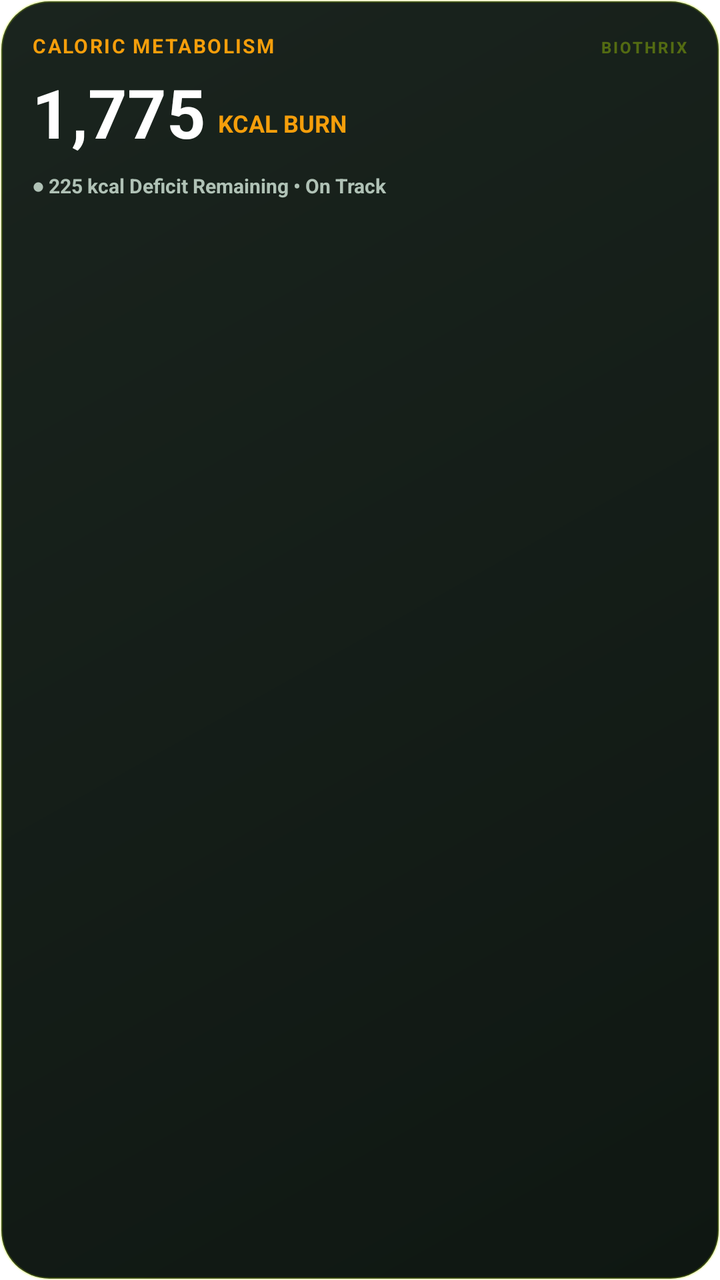
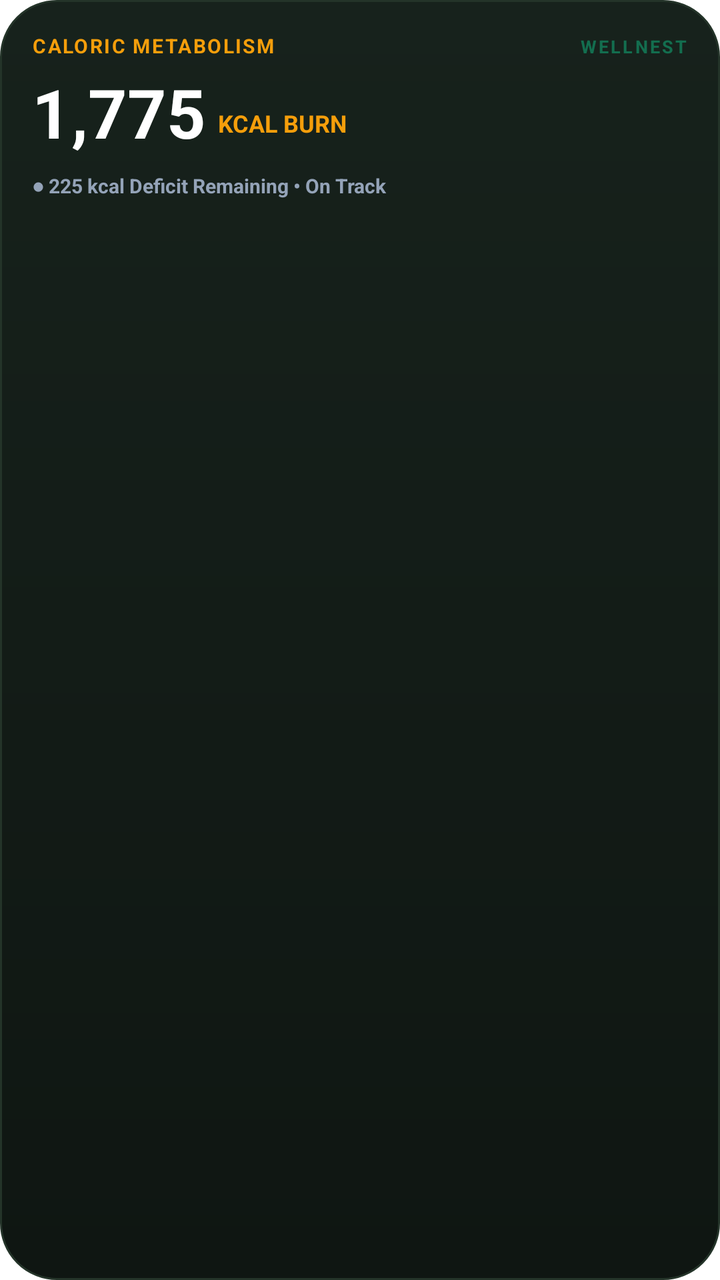

Screens rendered from an Android XML layout before and after an edit, with the pre-edit source and the edit as a unified diff.
<!-- AndroidManifest.xml: fallback theme Theme.MaterialComponents.DayNight.NoActionBar -->
<!-- res/layout/widget_calories.xml -->
<?xml version="1.0" encoding="utf-8"?>
<LinearLayout xmlns:android="http://schemas.android.com/apk/res/android"
    android:id="@+id/widget_calories_root"
    android:layout_width="match_parent"
    android:layout_height="match_parent"
    android:background="@drawable/widget_background"
    android:orientation="vertical"
    android:padding="16dp">

    
    <LinearLayout
        android:layout_width="match_parent"
        android:layout_height="wrap_content"
        android:orientation="horizontal">
        <TextView
            android:id="@+id/widget_calories_title"
            android:layout_width="0dp"
            android:layout_height="wrap_content"
            android:layout_weight="1"
            android:text="CALORIC METABOLISM"
            android:textColor="#F59E0B"
            android:textSize="10sp"
            android:textStyle="bold"
            android:letterSpacing="0.08" />
        <TextView
            android:layout_width="wrap_content"
            android:layout_height="wrap_content"
            android:text="BIOTHRIX"
            android:textColor="#55CCFF00"
            android:textSize="8sp"
            android:textStyle="bold"
            android:letterSpacing="0.12" />
    </LinearLayout>

    
    <LinearLayout
        android:layout_width="wrap_content"
        android:layout_height="wrap_content"
        android:layout_marginTop="8dp"
        android:orientation="horizontal">
        <TextView
            android:id="@+id/widget_calories_value"
            android:layout_width="wrap_content"
            android:layout_height="wrap_content"
            android:text="1,775"
            android:textColor="#FFFFFF"
            android:textSize="34sp"
            android:textStyle="bold"
            android:includeFontPadding="false" />
        <TextView
            android:layout_width="wrap_content"
            android:layout_height="wrap_content"
            android:layout_gravity="bottom"
            android:layout_marginStart="6dp"
            android:layout_marginBottom="4dp"
            android:text="KCAL BURN"
            android:textColor="#F59E0B"
            android:textSize="12sp"
            android:textStyle="bold" />
    </LinearLayout>

    
    <TextView
        android:id="@+id/widget_calories_subtitle"
        android:layout_width="wrap_content"
        android:layout_height="wrap_content"
        android:layout_marginTop="8dp"
        android:text="● 225 kcal Deficit Remaining • On Track"
        android:textColor="#B0C2B6"
        android:textSize="10sp"
        android:textStyle="bold" />
</LinearLayout>
<!-- resources referenced by this layout -->
<resources>
  <!-- drawable widget_background (drawable) -->
  <?xml version="1.0" encoding="utf-8"?>
  <shape xmlns:android="http://schemas.android.com/apk/res/android"
      android:shape="rectangle">
      <corners android:radius="24dp" />
      <gradient
          android:angle="315"
          android:startColor="#1A241E"
          android:endColor="#0F1712"
          android:type="linear" />
      <stroke android:width="1.2dp" android:color="#33CCFF00" />
  </shape>
</resources>

<!-- the commit's change to res/layout/widget_calories.xml (unified diff, before → after) -->
@@ -25,9 +25,9 @@
         <TextView
             android:layout_width="wrap_content"
             android:layout_height="wrap_content"
-            android:text="BIOTHRIX"
-            android:textColor="#55CCFF00"
-            android:textSize="8sp"
+            android:text="WELLNEST"
+            android:textColor="#8010B981"
+            android:textSize="9sp"
             android:textStyle="bold"
             android:letterSpacing="0.12" />
     </LinearLayout>
@@ -66,7 +66,7 @@
         android:layout_height="wrap_content"
         android:layout_marginTop="8dp"
         android:text="● 225 kcal Deficit Remaining • On Track"
-        android:textColor="#B0C2B6"
+        android:textColor="#94A3B8"
         android:textSize="10sp"
         android:textStyle="bold" />
 </LinearLayout>
<!-- resource entries referenced after the edit -->
@@ -4,13 +4,13 @@
   <?xml version="1.0" encoding="utf-8"?>
   <shape xmlns:android="http://schemas.android.com/apk/res/android"
       android:shape="rectangle">
-      <corners android:radius="24dp" />
+      <corners android:radius="28dp" />
       <gradient
-          android:angle="315"
-          android:startColor="#1A241E"
-          android:endColor="#0F1712"
+          android:angle="270"
+          android:startColor="#17221C"
+          android:endColor="#0F1612"
           android:type="linear" />
-      <stroke android:width="1.2dp" android:color="#33CCFF00" />
+      <stroke android:width="1dp" android:color="#243429" />
   </shape>
 </resources>
 
